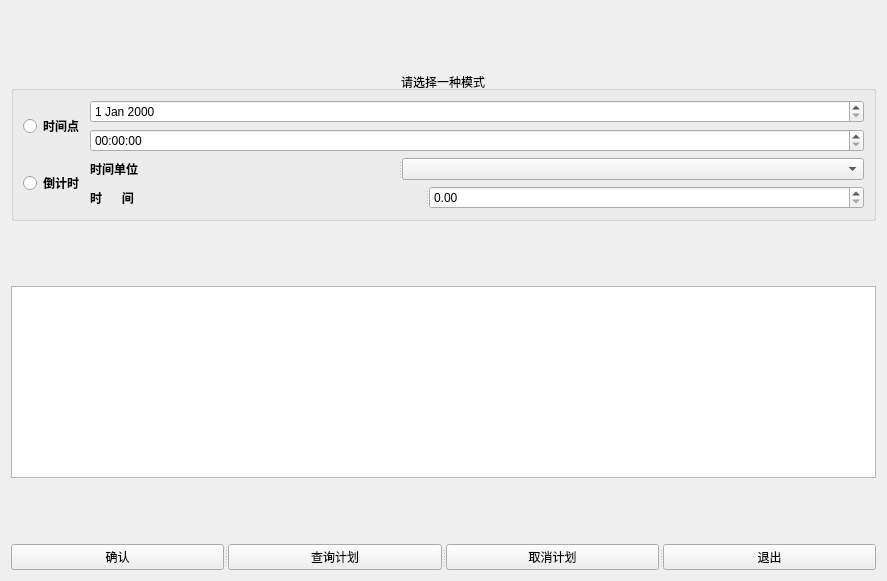
Above: src/shutdown.ui from CodingRookie98/winAutoShutdown before the change. Below: the same form after it.
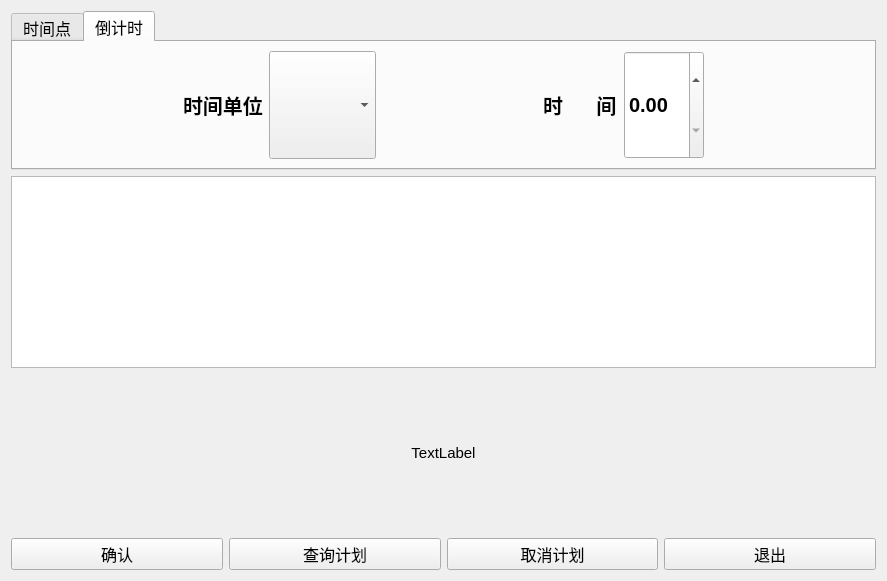
That is the form after the change. The open tabs and pages were chosen to show the change.

What changed in the file:
```diff
--- a/src/shutdown.ui
+++ b/src/shutdown.ui
@@ -15,77 +15,135 @@
   </property>
   <layout class="QGridLayout" name="gridLayout">
    <item row="0" column="0">
-    <spacer name="verticalSpacer_3">
-     <property name="orientation">
-      <enum>Qt::Vertical</enum>
-     </property>
-     <property name="sizeHint" stdset="0">
-      <size>
-       <width>20</width>
-       <height>44</height>
-      </size>
-     </property>
-    </spacer>
-   </item>
-   <item row="1" column="0">
-    <widget class="QGroupBox" name="groupBox">
-     <property name="title">
-      <string>请选择一种模式</string>
-     </property>
-     <property name="alignment">
-      <set>Qt::AlignCenter</set>
-     </property>
-     <property name="flat">
-      <bool>true</bool>
-     </property>
-     <layout class="QGridLayout" name="gridLayout_2">
-      <item row="0" column="0">
-       <widget class="QRadioButton" name="radioButton_timePoint">
+    <widget class="QTabWidget" name="tabWidget">
         <property name="font">
          <font>
-          <bold>true</bold>
-         </font>
-        </property>
-        <property name="text">
+       <pointsize>12</pointsize>
+      </font>
+     </property>
+     <property name="layoutDirection">
+      <enum>Qt::LeftToRight</enum>
+     </property>
+     <property name="autoFillBackground">
+      <bool>true</bool>
+     </property>
+     <property name="tabShape">
+      <enum>QTabWidget::Rounded</enum>
+     </property>
+     <property name="currentIndex">
+      <number>0</number>
+     </property>
+     <widget class="QWidget" name="timeIntelval_3">
+      <attribute name="title">
          <string>时间点</string>
-        </property>
-       </widget>
-      </item>
-      <item row="0" column="1">
-       <layout class="QVBoxLayout" name="verticalLayout">
+      </attribute>
+      <layout class="QHBoxLayout" name="horizontalLayout_4">
+       <item>
+        <spacer name="horizontalSpacer_4">
+         <property name="orientation">
+          <enum>Qt::Horizontal</enum>
+         </property>
+         <property name="sizeHint" stdset="0">
+          <size>
+           <width>179</width>
+           <height>20</height>
+          </size>
+         </property>
+        </spacer>
+       </item>
+       <item>
+        <widget class="QDateEdit" name="dateEdit">
+         <property name="sizePolicy">
+          <sizepolicy hsizetype="Expanding" vsizetype="Expanding">
+           <horstretch>0</horstretch>
+           <verstretch>0</verstretch>
+          </sizepolicy>
+         </property>
+         <property name="minimumSize">
+          <size>
+           <width>0</width>
+           <height>0</height>
+          </size>
+         </property>
+         <property name="font">
+          <font>
+           <pointsize>15</pointsize>
+           <bold>true</bold>
+          </font>
+         </property>
+         <property name="frame">
+          <bool>false</bool>
+         </property>
+         <property name="alignment">
+          <set>Qt::AlignCenter</set>
+         </property>
+        </widget>
+       </item>
         <item>
-         <widget class="QDateEdit" name="dateEdit"/>
+        <widget class="QTimeEdit" name="timeEdit">
+         <property name="sizePolicy">
+          <sizepolicy hsizetype="Expanding" vsizetype="Expanding">
+           <horstretch>0</horstretch>
+           <verstretch>0</verstretch>
+          </sizepolicy>
+         </property>
+         <property name="font">
+          <font>
+           <pointsize>15</pointsize>
+           <bold>true</bold>
+          </font>
+         </property>
+         <property name="alignment">
+          <set>Qt::AlignCenter</set>
+         </property>
+        </widget>
         </item>
         <item>
-         <widget class="QTimeEdit" name="timeEdit"/>
-        </item>
-       </layout>
-      </item>
-      <item row="1" column="0">
-       <widget class="QRadioButton" name="radioButton_timeIntelval">
-        <property name="enabled">
-         <bool>true</bool>
-        </property>
-        <property name="font">
-         <font>
-          <bold>true</bold>
-         </font>
-        </property>
-        <property name="text">
+        <spacer name="horizontalSpacer_6">
+         <property name="orientation">
+          <enum>Qt::Horizontal</enum>
+         </property>
+         <property name="sizeHint" stdset="0">
+          <size>
+           <width>179</width>
+           <height>20</height>
+          </size>
+         </property>
+        </spacer>
+       </item>
+      </layout>
+     </widget>
+     <widget class="QWidget" name="timePoint_3">
+      <attribute name="title">
          <string>倒计时</string>
-        </property>
-       </widget>
-      </item>
-      <item row="1" column="1">
-       <layout class="QVBoxLayout" name="verticalLayout_2">
+      </attribute>
+      <layout class="QHBoxLayout" name="horizontalLayout_7">
         <item>
-         <widget class="QSplitter" name="splitter_2">
+        <spacer name="horizontalSpacer">
           <property name="orientation">
            <enum>Qt::Horizontal</enum>
           </property>
+         <property name="sizeHint" stdset="0">
+          <size>
+           <width>92</width>
+           <height>20</height>
+          </size>
+         </property>
+        </spacer>
+       </item>
+       <item>
+        <layout class="QHBoxLayout" name="horizontalLayout_6">
+         <item>
           <widget class="QLabel" name="label_timeUnit">
+           <property name="sizePolicy">
+            <sizepolicy hsizetype="Expanding" vsizetype="Expanding">
+             <horstretch>0</horstretch>
+             <verstretch>0</verstretch>
+            </sizepolicy>
+           </property>
            <property name="font">
             <font>
+             <pointsize>15</pointsize>
              <bold>true</bold>
             </font>
            </property>
@@ -99,17 +157,54 @@
             <set>Qt::AlignLeading|Qt::AlignLeft|Qt::AlignVCenter</set>
            </property>
           </widget>
-          <widget class="QComboBox" name="comboBox_timeUnit"/>
-         </widget>
-        </item>
+         </item>
+         <item>
+          <widget class="QComboBox" name="comboBox_timeUnit">
+           <property name="sizePolicy">
+            <sizepolicy hsizetype="Expanding" vsizetype="Expanding">
+             <horstretch>0</horstretch>
+             <verstretch>0</verstretch>
+            </sizepolicy>
+           </property>
+           <property name="font">
+            <font>
+             <pointsize>15</pointsize>
+             <bold>true</bold>
+            </font>
+           </property>
+          </widget>
+         </item>
+        </layout>
+       </item>
         <item>
-         <widget class="QSplitter" name="splitter">
+        <spacer name="horizontalSpacer_2">
           <property name="orientation">
            <enum>Qt::Horizontal</enum>
           </property>
+         <property name="sizeHint" stdset="0">
+          <size>
+           <width>92</width>
+           <height>20</height>
+          </size>
+         </property>
+        </spacer>
+       </item>
+       <item>
+        <layout class="QHBoxLayout" name="horizontalLayout_5">
+         <property name="sizeConstraint">
+          <enum>QLayout::SetDefaultConstraint</enum>
+         </property>
+         <item>
           <widget class="QLabel" name="label_timeNum">
+           <property name="sizePolicy">
+            <sizepolicy hsizetype="Expanding" vsizetype="Expanding">
+             <horstretch>0</horstretch>
+             <verstretch>0</verstretch>
+            </sizepolicy>
+           </property>
            <property name="font">
             <font>
+             <pointsize>15</pointsize>
              <bold>true</bold>
             </font>
            </property>
@@ -123,61 +218,91 @@
             <set>Qt::AlignLeading|Qt::AlignLeft|Qt::AlignVCenter</set>
            </property>
           </widget>
-          <widget class="QDoubleSpinBox" name="doubleSpinBox_timeNum"/>
+         </item>
+         <item>
+          <widget class="QDoubleSpinBox" name="doubleSpinBox_timeNum">
+           <property name="sizePolicy">
+            <sizepolicy hsizetype="Expanding" vsizetype="Expanding">
+             <horstretch>0</horstretch>
+             <verstretch>0</verstretch>
+            </sizepolicy>
+           </property>
+           <property name="font">
+            <font>
+             <pointsize>15</pointsize>
+             <bold>true</bold>
+            </font>
+           </property>
          </widget>
         </item>
        </layout>
       </item>
-     </layout>
-    </widget>
-   </item>
-   <item row="2" column="0">
-    <spacer name="verticalSpacer">
+       <item>
+        <spacer name="horizontalSpacer_3">
      <property name="orientation">
-      <enum>Qt::Vertical</enum>
+          <enum>Qt::Horizontal</enum>
      </property>
      <property name="sizeHint" stdset="0">
       <size>
-       <width>20</width>
-       <height>43</height>
+           <width>92</width>
+           <height>20</height>
       </size>
      </property>
     </spacer>
+       </item>
+      </layout>
+     </widget>
+    </widget>
    </item>
    <item row="3" column="0">
-    <widget class="QTextBrowser" name="textBrowser"/>
-   </item>
-   <item row="4" column="0">
-    <spacer name="verticalSpacer_2">
-     <property name="orientation">
-      <enum>Qt::Vertical</enum>
-     </property>
-     <property name="sizeHint" stdset="0">
-      <size>
-       <width>20</width>
-       <height>44</height>
-      </size>
-     </property>
-    </spacer>
-   </item>
-   <item row="5" column="0">
-    <widget class="QSplitter" name="splitter_3">
-     <property name="orientation">
-      <enum>Qt::Horizontal</enum>
-     </property>
+    <layout class="QHBoxLayout" name="horizontalLayout_3">
+     <item>
      <widget class="QPushButton" name="pushButton_confirm">
+       <property name="sizePolicy">
+        <sizepolicy hsizetype="Preferred" vsizetype="Preferred">
+         <horstretch>0</horstretch>
+         <verstretch>0</verstretch>
+        </sizepolicy>
+       </property>
+       <property name="font">
+        <font>
+         <pointsize>12</pointsize>
+        </font>
+       </property>
       <property name="text">
        <string>确认</string>
       </property>
      </widget>
+     </item>
+     <item>
      <widget class="QPushButton" name="pushButton_searchPlan">
+       <property name="sizePolicy">
+        <sizepolicy hsizetype="Preferred" vsizetype="Preferred">
+         <horstretch>0</horstretch>
+         <verstretch>0</verstretch>
+        </sizepolicy>
+       </property>
+       <property name="font">
+        <font>
+         <pointsize>12</pointsize>
+        </font>
+       </property>
       <property name="text">
        <string>查询计划</string>
       </property>
      </widget>
+     </item>
+     <item>
      <widget class="QPushButton" name="pushButton_cancel">
+       <property name="sizePolicy">
+        <sizepolicy hsizetype="Preferred" vsizetype="Preferred">
+         <horstretch>0</horstretch>
+         <verstretch>0</verstretch>
+        </sizepolicy>
+       </property>
       <property name="font">
        <font>
+         <pointsize>12</pointsize>
         <bold>false</bold>
        </font>
       </property>
@@ -185,11 +310,59 @@
        <string>取消计划</string>
       </property>
      </widget>
+     </item>
+     <item>
      <widget class="QPushButton" name="pushButton_exit">
+       <property name="sizePolicy">
+        <sizepolicy hsizetype="Preferred" vsizetype="Preferred">
+         <horstretch>0</horstretch>
+         <verstretch>0</verstretch>
+        </sizepolicy>
+       </property>
+       <property name="font">
+        <font>
+         <pointsize>12</pointsize>
+        </font>
+       </property>
       <property name="text">
        <string>退出</string>
       </property>
      </widget>
+     </item>
+    </layout>
+   </item>
+   <item row="2" column="0">
+    <widget class="QLabel" name="label">
+     <property name="sizePolicy">
+      <sizepolicy hsizetype="Expanding" vsizetype="Expanding">
+       <horstretch>0</horstretch>
+       <verstretch>0</verstretch>
+      </sizepolicy>
+     </property>
+     <property name="font">
+      <font>
+       <pointsize>11</pointsize>
+      </font>
+     </property>
+     <property name="text">
+      <string>TextLabel</string>
+     </property>
+     <property name="textFormat">
+      <enum>Qt::MarkdownText</enum>
+     </property>
+     <property name="alignment">
+      <set>Qt::AlignCenter</set>
+     </property>
+    </widget>
+   </item>
+   <item row="1" column="0">
+    <widget class="QTextBrowser" name="textBrowser">
+     <property name="font">
+      <font>
+       <pointsize>12</pointsize>
+       <bold>true</bold>
+      </font>
+     </property>
     </widget>
    </item>
   </layout>
```
Lines whose indentation alone changed are shown as unchanged.
